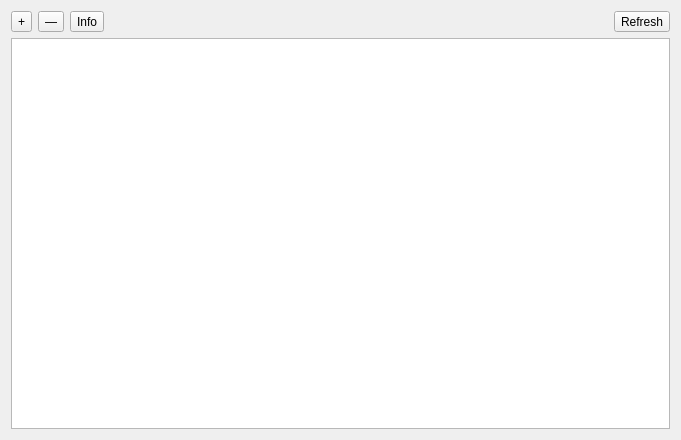
Above: LongQtMain/pvarmenu.ui from hundlab/LongQt before the change. Below: the same form after it.
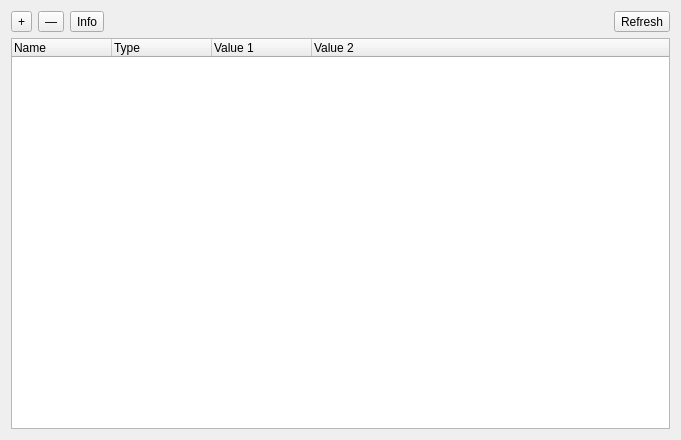
That is the form after the change.

```diff
--- a/LongQtMain/pvarmenu.ui
+++ b/LongQtMain/pvarmenu.ui
@@ -60,19 +60,33 @@
     </layout>
    </item>
    <item>
-    <widget class="QListWidget" name="listWidget">
+    <widget class="QTreeWidget" name="treeWidget">
      <property name="contextMenuPolicy">
       <enum>Qt::ActionsContextMenu</enum>
      </property>
      <property name="selectionMode">
       <enum>QAbstractItemView::ExtendedSelection</enum>
      </property>
-     <property name="wordWrap">
-      <bool>true</bool>
-     </property>
-     <property name="sortingEnabled">
-      <bool>false</bool>
-     </property>
+     <column>
+      <property name="text">
+       <string>Name</string>
+      </property>
+     </column>
+     <column>
+      <property name="text">
+       <string>Type</string>
+      </property>
+     </column>
+     <column>
+      <property name="text">
+       <string>Value 1</string>
+      </property>
+     </column>
+     <column>
+      <property name="text">
+       <string>Value 2</string>
+      </property>
+     </column>
     </widget>
    </item>
   </layout>
```
